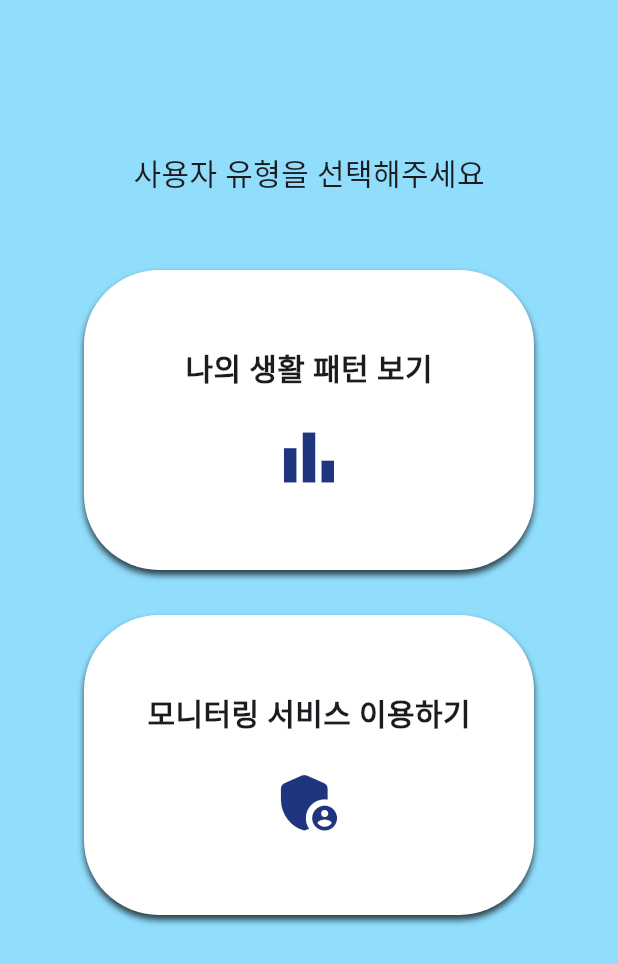
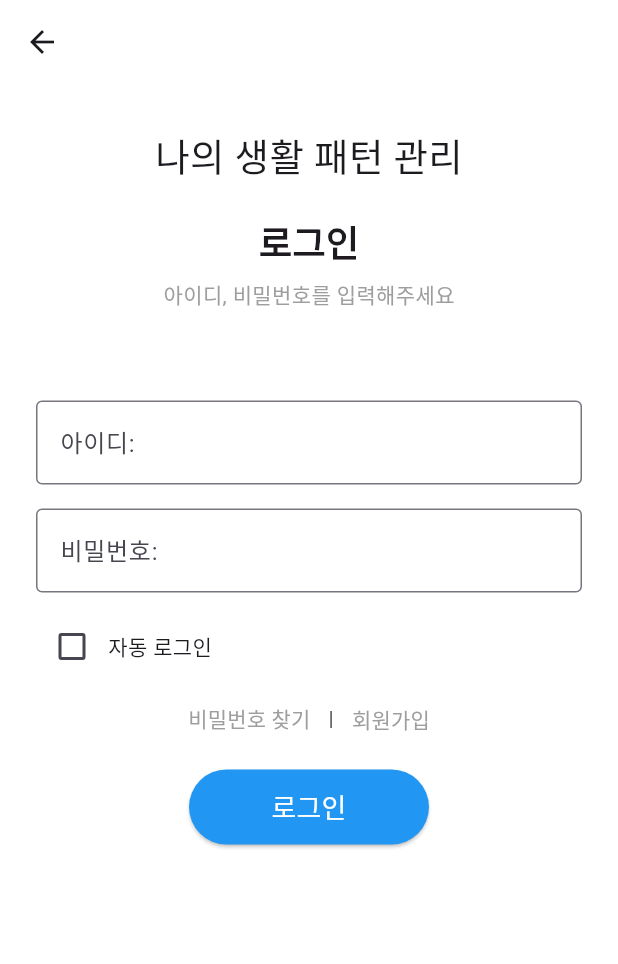
Before and after one commit to 2024-2-CECD2-Hyeyoom/smart-elderly-care-frontend, a Flutter app: the screen it shows after launch, after a tap on "나의 생활 패턴 보기", on a phone screen of 412 x 824 dp. Shown: the top 964 px of the screen. Run offline on Flutter 3.47's test engine with Material 3 defaults, Android fonts, the phone set to English and light mode, and no system bars.

Commit message:
feat: 로그인 페이지 구현현

```diff
--- a/lib/main.dart
+++ b/lib/main.dart
@@ -1,4 +1,5 @@
 import 'package:flutter/material.dart';
+import 'package:frontend/screens/my_login_screen.dart';
 import 'package:frontend/screens/start_screen.dart';
 
 void main() {
--- /dev/null
+++ b/lib/screens/my_login_screen.dart
@@ -0,0 +1,127 @@
+import 'package:flutter/material.dart';
+
+enum LoginType { user, admin }
+
+class MyLoginScreen extends StatelessWidget {
+  final TextEditingController phoneController = TextEditingController();
+  final TextEditingController passwordController = TextEditingController();
+  final ValueNotifier<bool> autoLogin = ValueNotifier(false); // 자동 로그인 상태 관리
+
+  final LoginType loginType;
+
+  MyLoginScreen({super.key, required this.loginType});
+
+  @override
+  Widget build(BuildContext context) {
+    return Scaffold(
+      backgroundColor: Colors.white,
+      appBar: AppBar(
+        backgroundColor: Colors.white,
+      ),
+      body: GestureDetector(
+        onTap: () {
+          // 입력창 포커스 해제 → 키보드 닫힘
+          FocusScope.of(context).unfocus();
+        },
+        child: SafeArea(
+          child: SingleChildScrollView(
+            child: Padding(
+              padding: const EdgeInsets.symmetric(horizontal: 24.0),
+              child: Column(
+                crossAxisAlignment: CrossAxisAlignment.center,
+                children: [
+                  const SizedBox(height: 30),
+                  Text(
+                    loginType == LoginType.user ? '나의 생활 패턴 관리' : '모니터링 케어 서비스',
+                    style: const TextStyle(
+                        fontSize: 25, fontWeight: FontWeight.w400),
+                  ),
+                  const SizedBox(height: 20),
+                  const Text(
+                    '로그인',
+                    style: TextStyle(fontSize: 24, fontWeight: FontWeight.bold),
+                  ),
+                  const SizedBox(height: 8),
+                  const Text(
+                    '아이디, 비밀번호를 입력해주세요',
+                    style: TextStyle(color: Colors.grey),
+                  ),
+                  const SizedBox(height: 60),
+                  TextField(
+                    controller: phoneController,
+                    decoration: const InputDecoration(
+                      labelText: '아이디:',
+                      hintText: '입력해주세요',
+                      border: OutlineInputBorder(),
+                    ),
+                  ),
+                  const SizedBox(height: 16),
+                  TextField(
+                    controller: passwordController,
+                    obscureText: true,
+                    decoration: const InputDecoration(
+                      labelText: '비밀번호:',
+                      hintText: '입력해주세요',
+                      border: OutlineInputBorder(),
+                    ),
+                  ),
+                  const SizedBox(height: 12),
+                  Row(
+                    children: [
+                      ValueListenableBuilder(
+                        valueListenable: autoLogin,
+                        builder: (context, value, child) {
+                          return Checkbox(
+                            value: value,
+                            onChanged: (newValue) {
+                              autoLogin.value = newValue!;
+                            },
+                          );
+                        },
+                      ),
+                      const Text('자동 로그인'),
+                    ],
+                  ),
+                  Row(
+                    mainAxisAlignment: MainAxisAlignment.center,
+                    children: [
+                      TextButton(
+                        onPressed: () {},
+                        child: const Text(
+                          '비밀번호 찾기',
+                          style: TextStyle(color: Colors.grey),
+                        ),
+                      ),
+                      const Text('|'),
+                      TextButton(
+                        onPressed: () {},
+                        child: const Text(
+                          '회원가입',
+                          style: TextStyle(color: Colors.grey),
+                        ),
+                      ),
+                    ],
+                  ),
+                  const SizedBox(height: 10),
+                  ElevatedButton(
+                    style: ElevatedButton.styleFrom(
+                      backgroundColor: Colors.blue,
+                      minimumSize: const Size(160, 50),
+                    ),
+                    onPressed: () {
+                      // 로그인 로직
+                    },
+                    child: const Text(
+                      '로그인',
+                      style: TextStyle(fontSize: 18, color: Colors.white),
+                    ),
+                  ),
+                ],
+              ),
+            ),
+          ),
+        ),
+      ),
+    );
+  }
+}
--- a/lib/screens/start_screen.dart
+++ b/lib/screens/start_screen.dart
@@ -1,38 +1,55 @@
 import 'package:flutter/material.dart';
+import 'package:frontend/screens/my_login_screen.dart';
 
 class StartScreen extends StatelessWidget {
   const StartScreen({super.key});
 
   @override
   Widget build(BuildContext context) {
-    return const Scaffold(
-      backgroundColor: Color.fromARGB(255, 144, 221, 252),
+    return Scaffold(
+      backgroundColor: const Color.fromARGB(255, 144, 221, 252),
       body: Padding(
-        padding: EdgeInsets.symmetric(vertical: 100),
+        padding: const EdgeInsets.symmetric(vertical: 100),
         child: Center(
           child: Column(
             children: [
-              Text(
+              const Text(
                 '사용자 유형을 선택해주세요',
                 style: TextStyle(fontSize: 20, fontWeight: FontWeight.w500),
               ),
-              SizedBox(
+              const SizedBox(
                 height: 50,
               ),
               ChooseUserType(
                 text: '나의 생활 패턴 보기',
                 icon: Icons.bar_chart_outlined,
+                onTap: () {
+                  Navigator.push(
+                    context,
+                    MaterialPageRoute(
+                      builder: (context) =>
+                          MyLoginScreen(loginType: LoginType.user),
+                    ),
+                  );
+                },
               ),
-              SizedBox(
-                height: 30,
-              ),
+              const SizedBox(height: 30),
+
+              // 🔹 관리자 로그인
               ChooseUserType(
                 text: '모니터링 서비스 이용하기',
                 icon: Icons.admin_panel_settings_rounded,
+                onTap: () {
+                  Navigator.push(
+                    context,
+                    MaterialPageRoute(
+                      builder: (context) =>
+                          MyLoginScreen(loginType: LoginType.admin),
+                    ),
+                  );
+                },
               ),
-              SizedBox(
-                height: 30,
-              ),
+              const SizedBox(height: 30),
             ],
           ),
         ),
@@ -45,19 +62,19 @@ class StartScreen extends StatelessWidget {
 class ChooseUserType extends StatelessWidget {
   final String text;
   final IconData icon;
+  final VoidCallback onTap;
 
   const ChooseUserType({
     super.key,
     required this.text,
     required this.icon,
+    required this.onTap,
   });
 
   @override
   Widget build(BuildContext context) {
     return GestureDetector(
-      onTap: () {
-        print('버튼 누름');
-      },
+      onTap: onTap,
       child: Container(
         height: 200,
         width: 300,
```
Also changed, not shown: 4 other files.
